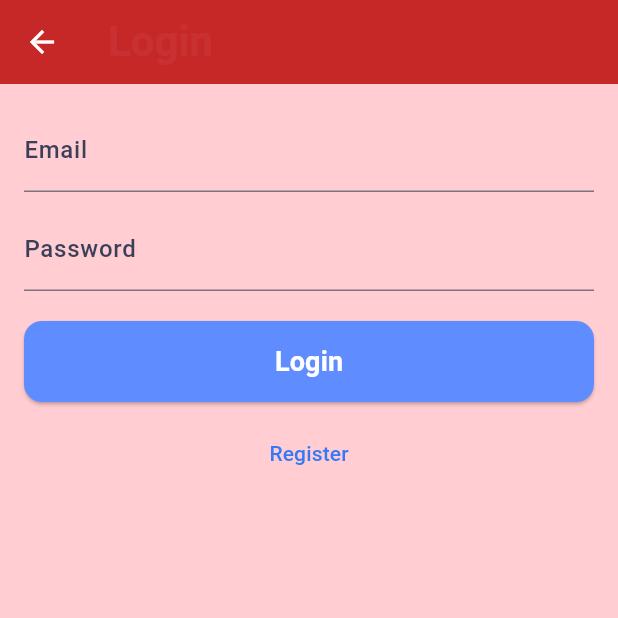
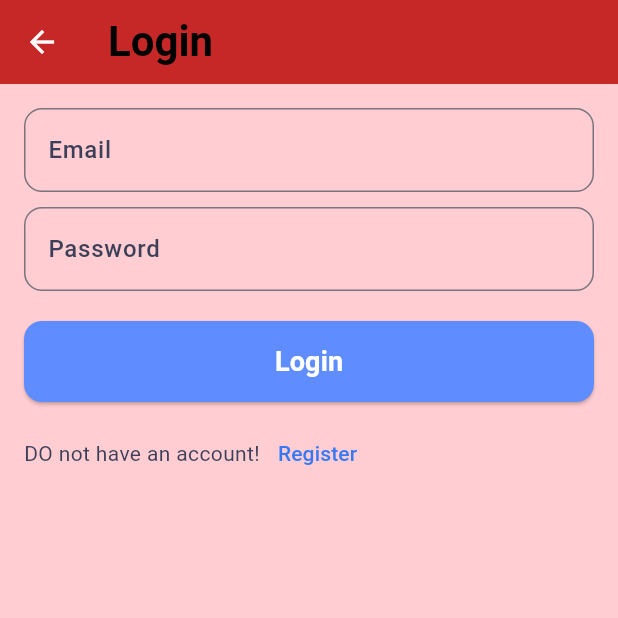
Before and after one commit to danakhairallah/DIY-Project, a Flutter app: the LoginPage screen opened by its route, on a phone screen of 412 x 824 dp, the top half of it. Run offline on Flutter 3.47's test engine with Material 3 defaults, Android fonts, the light colour scheme and no system bars; our stand-ins replace image_picker.

Commit message:
Update  login_page.dart

```diff
--- a/lib/screens/login_page.dart
+++ b/lib/screens/login_page.dart
@@ -1,6 +1,7 @@
 import 'package:flutter/material.dart';
 import '../utils/app_localizations.dart';
 import 'home_page.dart';
+
 
 class LoginPage extends StatefulWidget {
   const LoginPage({super.key});
@@ -26,19 +27,23 @@ class _LoginPageState extends State<LoginPage> {
   @override
   Widget build(BuildContext context) {
     final loc = AppLocalizations.of(context)!;
-    //final isRtl = Directionality.of(context) == TextDirection.rtl;
+    final isRtl = Directionality.of(context) == TextDirection.rtl;
 
     return Scaffold(
-      appBar: AppBar(title: Text(loc.translate("login"),style: TextStyle(fontSize: 28,fontWeight: FontWeight.bold,color: Color(0xFF1B1C3),),),),
+      appBar: AppBar(title: Text(loc.translate("login"), style: TextStyle(fontSize: 28,fontWeight: FontWeight.bold,color: Colors.black,),),),
       body: Padding(
         padding: const EdgeInsets.all(16.0),
-        child: Form(
+        child:
+           Form(
           key: _formKey,
           child: ListView(
             children: [
               TextFormField(
                 controller: _emailController,
                 decoration: InputDecoration(labelText: loc.translate("email"),
+                    border: OutlineInputBorder(
+                      borderRadius: BorderRadius.circular(12),
+                    ),
                 labelStyle: TextStyle(fontSize: 16,fontWeight: FontWeight.w500,color: Color(0xFF3C3F58))),
                 validator: (value) =>
                 value!.isEmpty ? loc.translate("required_field") : null,
@@ -47,6 +52,9 @@ class _LoginPageState extends State<LoginPage> {
               TextFormField(
                 controller: _passwordController,
                 decoration: InputDecoration(labelText: loc.translate("password"),
+                  border: OutlineInputBorder(
+                    borderRadius: BorderRadius.circular(12),
+                  ),
                     labelStyle: TextStyle(fontSize: 16,fontWeight: FontWeight.w500,color: Color(0xFF3C3F58)),),
                 obscureText: true,
                 validator: (value) =>
@@ -66,9 +74,15 @@ class _LoginPageState extends State<LoginPage> {
 
               ),
               const SizedBox(height: 10),
+              //*********************************
+              Row(
+                children: [
+                  Text("DO not have an account!",style: TextStyle(fontSize: 14,color:Color(0xFF3C3F58) ),),
                   TextButton(
                     onPressed: () {
                       Navigator.pushNamed(context, '/register');
+
+
 
                     },
                     style: TextButton.styleFrom(
@@ -77,6 +91,8 @@ class _LoginPageState extends State<LoginPage> {
                     ),
                     child: Text(loc.translate("register"),
                       style: TextStyle(fontSize: 14,color: Color(0xFF3579F6),),),
+                  ),
+                ],
               )
             ],
           ),
```
Lines whose indentation alone changed are shown as unchanged.
